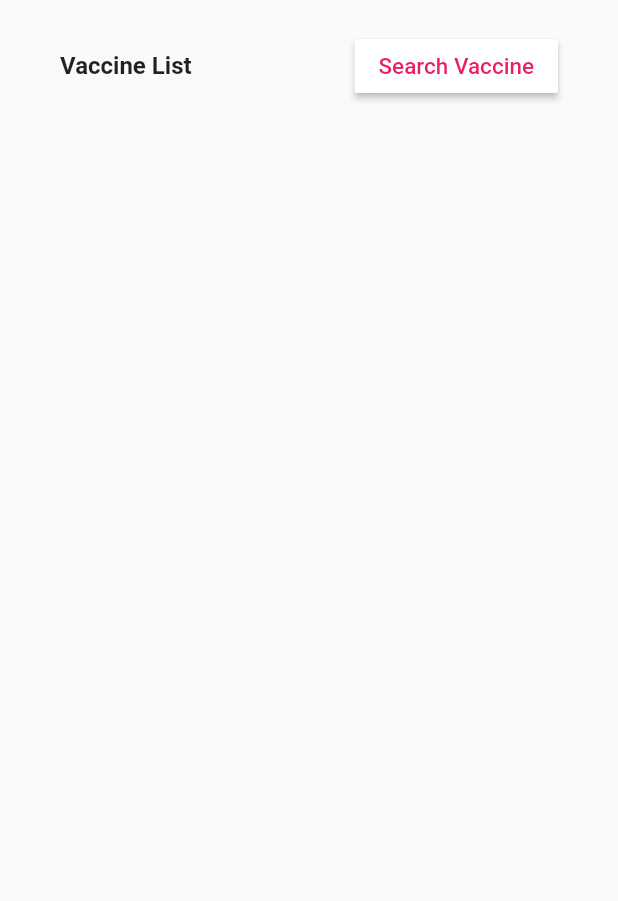
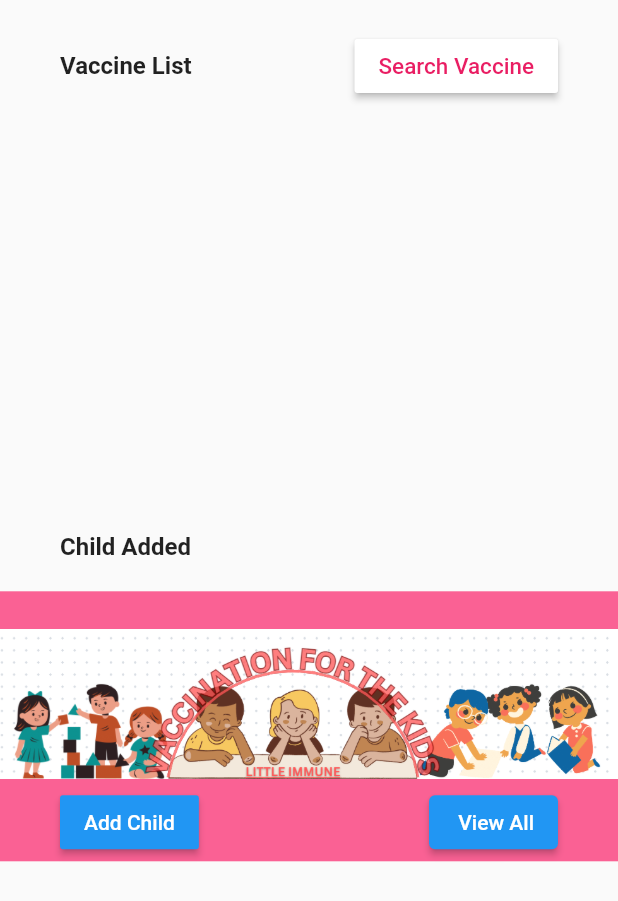
Before and after one commit to DiyaSingla/Little-Immune, a Flutter app: the Home screen opened directly with empty values, on a phone screen of 412 x 824 dp. Shown: the top 901 px of the screen. Run offline on Flutter 3.47's test engine with Material 2 defaults, Android fonts, the phone set to English and light mode, and no system bars; our stand-ins replace cloud_firestore, date_field, firebase_auth, firebase_core, firebase_messaging, flutter_local_notifications and 2 more; accounts and stored records are empty.

Commit message:
minor changes

```diff
--- a/lib/Screen/home.dart
+++ b/lib/Screen/home.dart
@@ -102,9 +102,9 @@ class _HomeScreenState extends State<HomeScreen> {
           return Text('Error: ${snapshot.error}');
         } else {
           // Once data is retrieved, render the ListView.builder
-          return Container(
+          return SizedBox(
             width: MediaQuery.of(context).size.width,
-            height: MediaQuery.of(context).size.height,
+            height: MediaQuery.of(context).size.height * 0.3,
             child: ListView.builder(
               itemCount: snapshot.data?.length ?? 0,
               itemBuilder: (context, index) {
--- a/lib/util/child_list.dart
+++ b/lib/util/child_list.dart
@@ -138,6 +138,9 @@ class VaccinationScheduleScreen extends State<ChildVaccinationSchedulePage> {
         .collection('Vaccines')
         .where("from", isGreaterThanOrEqualTo: age)
         .where('from', isNotEqualTo: "At Birth")
+        .orderBy(
+          'from',
+        )
         .get();
 
     setState(() {
--- a/lib/vaccine_search.dart
+++ b/lib/vaccine_search.dart
@@ -19,8 +19,10 @@ class FirebaseSearchScreenState extends State<FirebaseSearchScreen> {
   }
 
   void getAllData() async {
-    final result =
-        await FirebaseFirestore.instance.collection('Vaccines').get();
+    final result = await FirebaseFirestore.instance
+        .collection('Vaccines')
+        .orderBy('name')
+        .get();
 
     setState(() {
       searchResult = result.docs.map((e) => e.data()).toList();
```
Also changed, not shown: lib/missed_vaccine_list.dart (+31 -24 lines).
